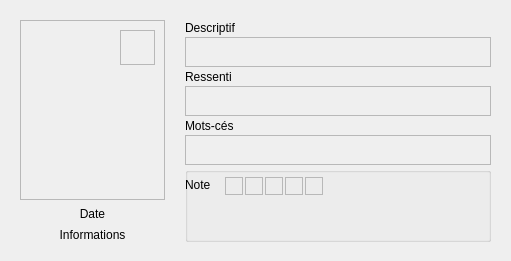
Qt form app/photocard.ui (baptistegasser/Bibliotheque_Photo) before a commit.
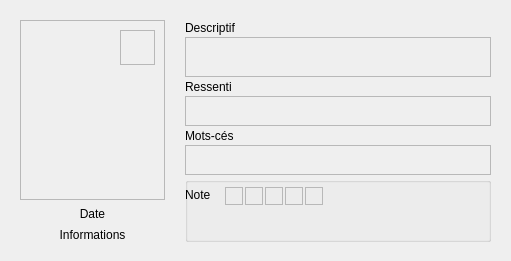
The same form after that commit.

Commit message: Essaie Fix scrollArea // PhotoCard.ui

```diff
--- a/app/photocard.ui
+++ b/app/photocard.ui
@@ -161,32 +161,19 @@
        </widget>
       </item>
       <item>
-       <widget class="QScrollArea" name="desc_scroll">
-        <property name="minimumSize">
-         <size>
-          <width>0</width>
-          <height>30</height>
-         </size>
-        </property>
+       <widget class="QFrame" name="desc_frame">
         <property name="maximumSize">
          <size>
           <width>16777215</width>
-          <height>30</height>
+          <height>40</height>
          </size>
         </property>
-        <property name="widgetResizable">
-         <bool>true</bool>
+        <property name="frameShape">
+         <enum>QFrame::StyledPanel</enum>
         </property>
-        <widget class="QWidget" name="scrollAreaWidgetContents">
-         <property name="geometry">
-          <rect>
-           <x>0</x>
-           <y>0</y>
-           <width>300</width>
-           <height>28</height>
-          </rect>
-         </property>
-        </widget>
+        <property name="frameShadow">
+         <enum>QFrame::Raised</enum>
+        </property>
        </widget>
       </item>
       <item>
```
The commit also changes 1 other file.
